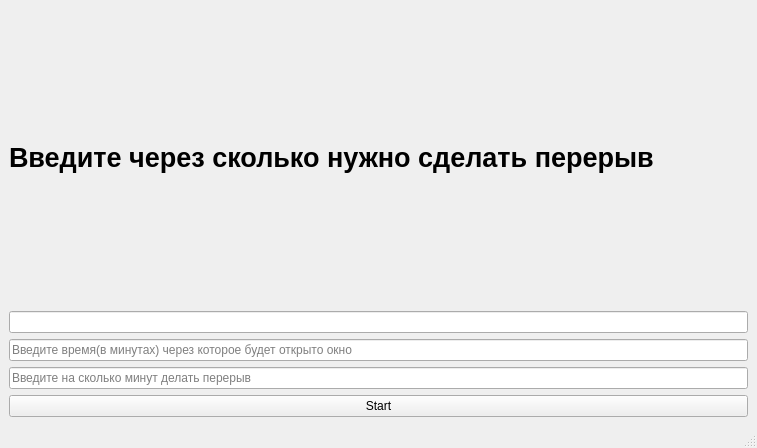
Old version of the form mainwindow.ui in the repository F3lixxx/BreakTime.
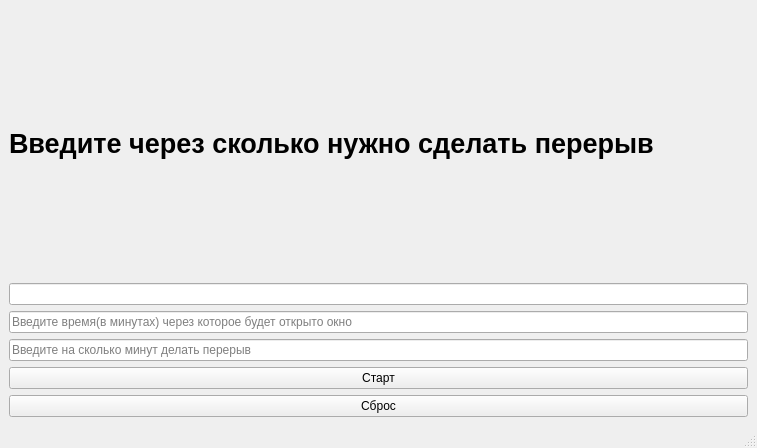
New version of the form.

Commit message: add btn reset

Diff of the .ui file:
```diff
--- a/mainwindow.ui
+++ b/mainwindow.ui
@@ -40,7 +40,14 @@
       <item>
        <widget class="QPushButton" name="pb_start">
         <property name="text">
-         <string>Start</string>
+         <string>Старт</string>
+        </property>
+       </widget>
+      </item>
+      <item>
+       <widget class="QPushButton" name="pb_reset">
+        <property name="text">
+         <string>Сброс</string>
         </property>
        </widget>
       </item>
```
Left out of the diff: 2 changed lines with no effect on the pictures. The commit also changes 5 other files.
